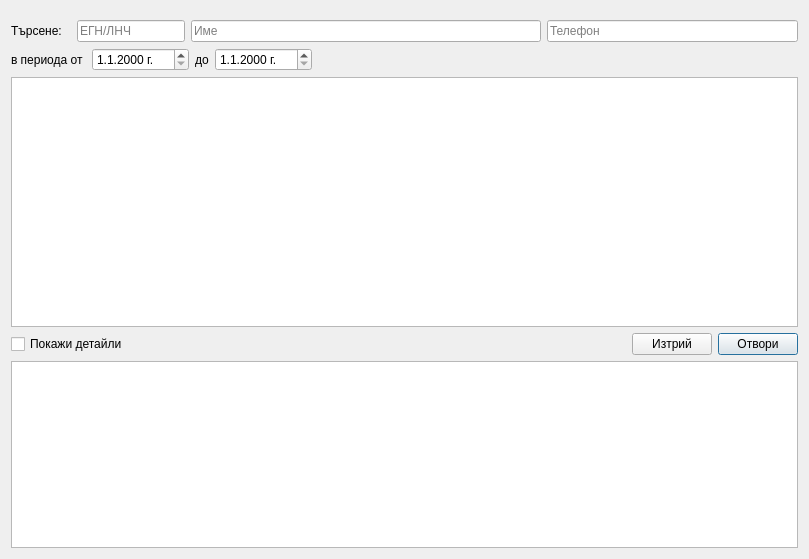
First picture: the form in src/View/Widgets/BrowserDialog.ui, repository thefinalcutbg/DinoDent, before the edit.
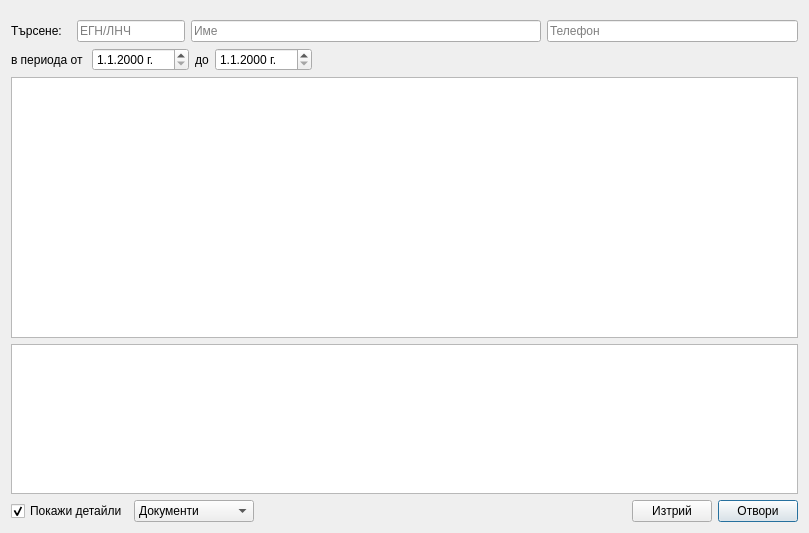
Second picture: the form after the edit. Custom widgets are drawn as their Qt base class.

Commit message: BrowserDialog patient preview table data implemented

Diff of the .ui file:
```diff
--- a/src/View/Widgets/BrowserDialog.ui
+++ b/src/View/Widgets/BrowserDialog.ui
@@ -7,7 +7,7 @@
     <x>0</x>
     <y>0</y>
     <width>809</width>
-    <height>559</height>
+    <height>533</height>
    </rect>
   </property>
   <property name="windowTitle">
@@ -195,6 +195,28 @@
         </property>
        </widget>
       </item>
+      <item>
+       <widget class="ListTable" name="preView">
+        <property name="sizePolicy">
+         <sizepolicy hsizetype="Expanding" vsizetype="Fixed">
+          <horstretch>0</horstretch>
+          <verstretch>0</verstretch>
+         </sizepolicy>
+        </property>
+        <property name="minimumSize">
+         <size>
+          <width>0</width>
+          <height>0</height>
+         </size>
+        </property>
+        <property name="maximumSize">
+         <size>
+          <width>16777215</width>
+          <height>150</height>
+         </size>
+        </property>
+       </widget>
+      </item>
       <item>
        <layout class="QHBoxLayout" name="horizontal_layout">
         <item>
@@ -202,6 +224,29 @@
           <property name="text">
            <string>Покажи детайли</string>
           </property>
+          <property name="checked">
+           <bool>true</bool>
+          </property>
+         </widget>
+        </item>
+        <item>
+         <widget class="QComboBox" name="detailsCombo">
+          <property name="minimumSize">
+           <size>
+            <width>120</width>
+            <height>0</height>
+           </size>
+          </property>
+          <item>
+           <property name="text">
+            <string>Документи</string>
+           </property>
+          </item>
+          <item>
+           <property name="text">
+            <string>Манипулации</string>
+           </property>
+          </item>
          </widget>
         </item>
         <item>
@@ -242,28 +287,6 @@
         </item>
        </layout>
       </item>
-      <item>
-       <widget class="ListTable" name="preView">
-        <property name="sizePolicy">
-         <sizepolicy hsizetype="Expanding" vsizetype="Expanding">
-          <horstretch>0</horstretch>
-          <verstretch>0</verstretch>
-         </sizepolicy>
-        </property>
-        <property name="minimumSize">
-         <size>
-          <width>0</width>
-          <height>150</height>
-         </size>
-        </property>
-        <property name="maximumSize">
-         <size>
-          <width>16777215</width>
-          <height>16777215</height>
-         </size>
-        </property>
-       </widget>
-      </item>
      </layout>
     </widget>
    </item>
```
The commit also changes 14 other files.
